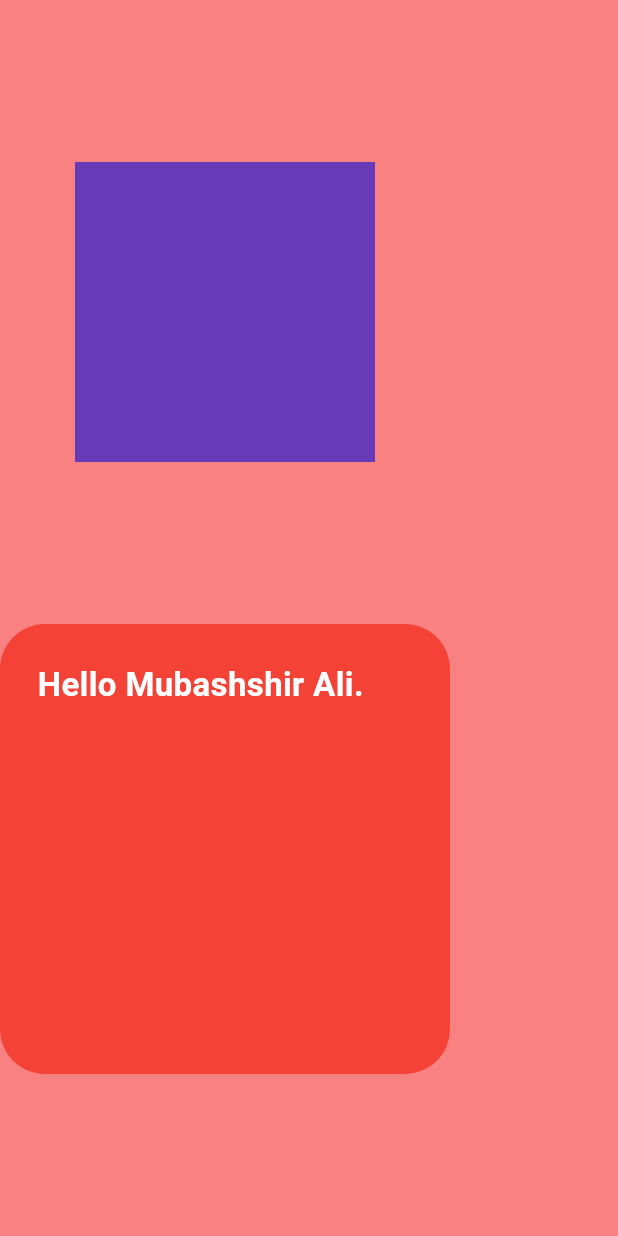
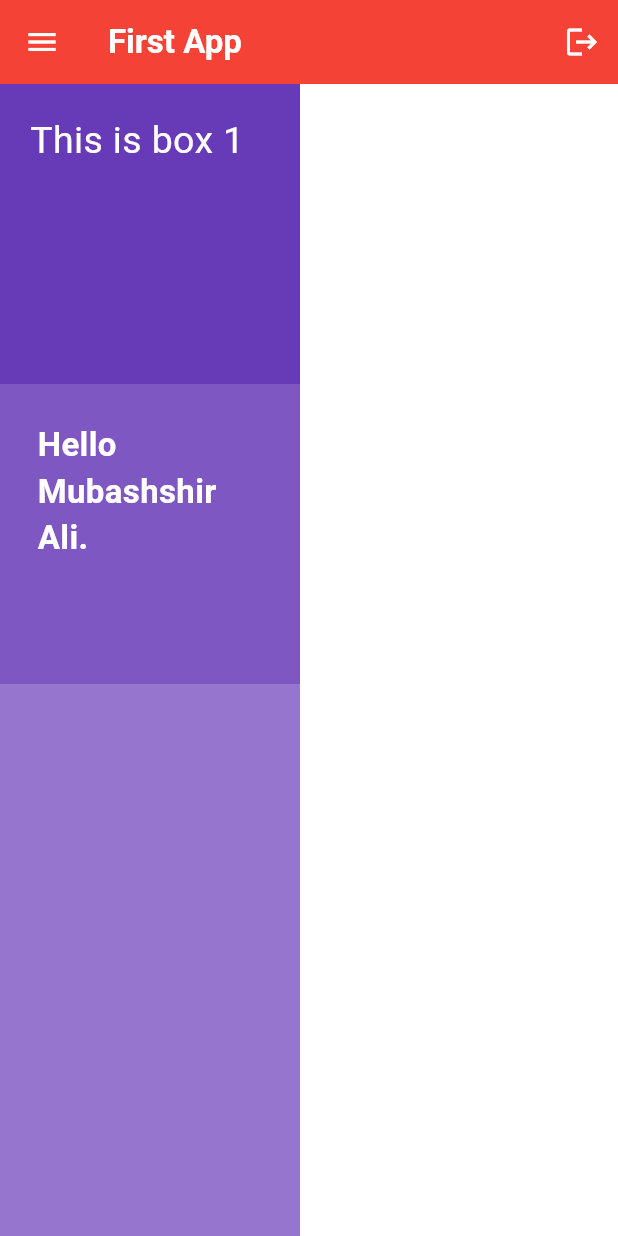
Before and after one commit to themubalion/Flutter-basics, a Flutter app: the screen it shows after launch, on a phone screen of 412 x 824 dp. Run offline on Flutter 3.47's test engine with Material 3 defaults, Android fonts, the phone set to English and light mode, and no system bars.

Commit message:
children in columns

```diff
--- a/lib/main.dart
+++ b/lib/main.dart
@@ -57,45 +57,54 @@ class MyApp extends StatelessWidget {
 
     return MaterialApp(
         home: Scaffold(
-          backgroundColor: Color.fromARGB(255, 249, 129, 129),
+          backgroundColor: Colors.white,
 
 
-          // appBar: AppBar(
-          //   title:Text('First App',
-          //   style: TextStyle(
-          //     color: Colors.white,
-          //     fontWeight: FontWeight.bold
-          //   ),
-          //   ) ,
-          //   backgroundColor: Colors.red,
-          //   leading: Icon(Icons.menu,
-          //   color: Colors.white,),
-          //   actions: [
-          //     IconButton(onPressed: (){}, icon: Icon(Icons.logout,color: Colors.white,))
-          //   ],
-          // ),
+          appBar: AppBar(
+            title:Text('First App',
+            style: TextStyle(
+              color: Colors.white,
+              fontWeight: FontWeight.bold
+            ),
+            ) ,
+            backgroundColor: Colors.red,
+            leading: Icon(Icons.menu,
+            color: Colors.white,),
+            actions: [
+              IconButton(onPressed: (){}, icon: Icon(Icons.logout,color: Colors.white,))
+            ],
+          ),
 
 
 
           body: Column(
-            mainAxisAlignment: MainAxisAlignment.spaceEvenly,
+            mainAxisAlignment: MainAxisAlignment.start,
+
+            // crossAxisAlignment: CrossAxisAlignment.start,
             children:[
-
 
               Container(
                 height: 200,
                 width: 200,
+                padding: EdgeInsets.all(20),
                 decoration: BoxDecoration(
-                  color: Colors.deepPurple
+                  color: Colors.deepPurple,
+                  // borderRadius: BorderRadius.circular(30)
+                ),
+                child: Text('This is box 1',
+                style: TextStyle(
+                  color: Colors.white,
+                  fontSize: 25
+                ),
                 ),
               ),
 
                Container(
-              height: 300,
-              width: 300,
+              height: 200,
+              width: 200,
               decoration: BoxDecoration(
-                              color: Colors.red,
-                              borderRadius: BorderRadius.circular(30)
+                              color: Colors.deepPurple[400],
+                              // borderRadius: BorderRadius.circular(30)
               ),
               padding: EdgeInsets.all(25),
               child: Text(
@@ -107,7 +116,15 @@ class MyApp extends StatelessWidget {
                 ),
               ),
 
-            ),]),
+            ),
+
+            Expanded(
+              child: Container(
+                width: 200,
+                color: Colors.deepPurple[300],
+            ))
+
+            ]),
         ),
         debugShowCheckedModeBanner: false,
       );
```
